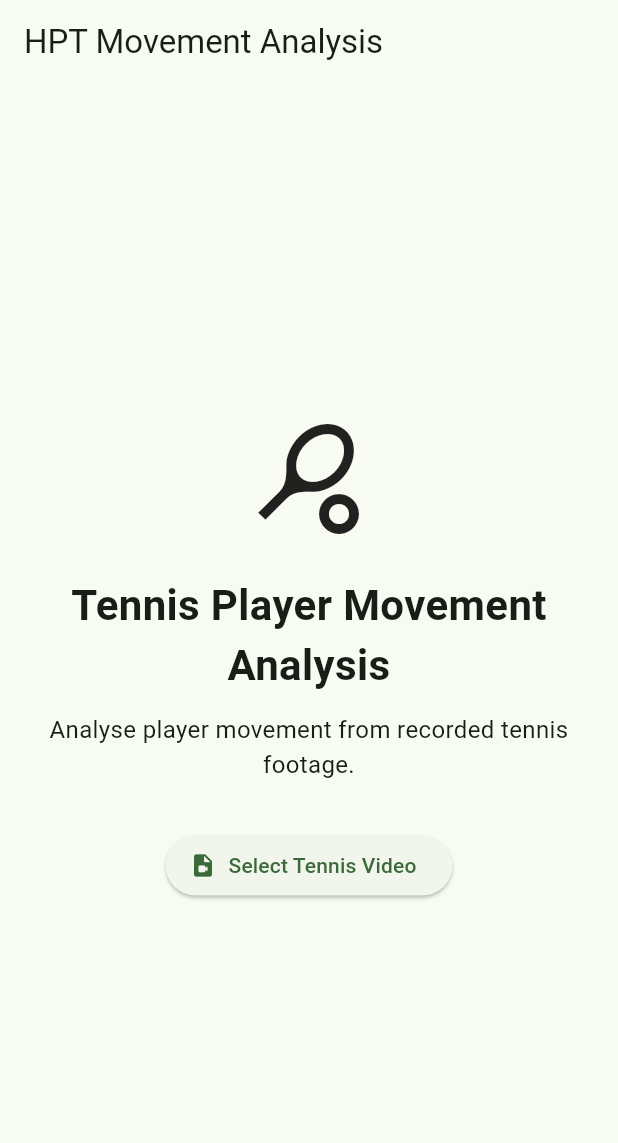
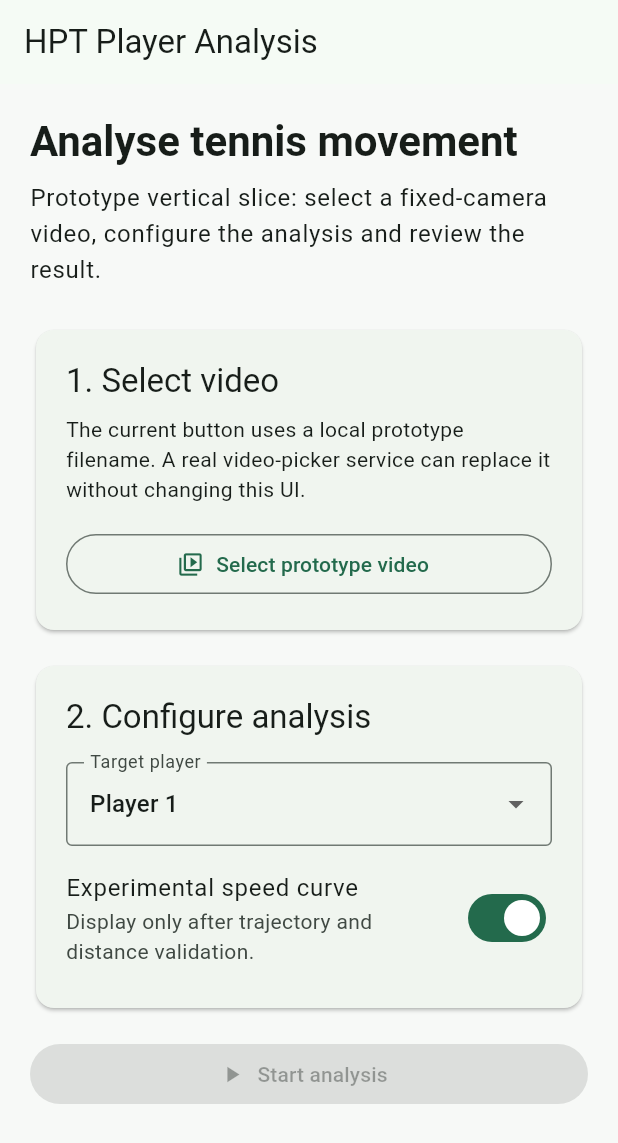
Before and after one commit to Soumikdeb123/HPT-Movement-Analysis, a Flutter app: the screen it shows after launch, on a phone screen of 412 x 824 dp. Shown: the top 1143 px of the screen. Run offline on Flutter 3.47's test engine with Material 3 defaults, Android fonts, the phone set to English and light mode, and no system bars.

Commit message:
Add files via upload

```diff
--- /dev/null
+++ b/lib/app.dart
@@ -0,0 +1,18 @@
+import 'package:flutter/material.dart';
+
+import 'core/theme/app_theme.dart';
+import 'features/analysis/views/analysis_page.dart';
+
+class HptApp extends StatelessWidget {
+  const HptApp({super.key});
+
+  @override
+  Widget build(BuildContext context) {
+    return MaterialApp(
+      title: 'HPT Player Analysis',
+      debugShowCheckedModeBanner: false,
+      theme: AppTheme.light,
+      home: const AnalysisPage(),
+    );
+  }
+}
--- /dev/null
+++ b/lib/core/theme/app_theme.dart
@@ -0,0 +1,26 @@
+import 'package:flutter/material.dart';
+
+abstract final class AppTheme {
+  static const _brandGreen = Color(0xFF146B4A);
+
+  static ThemeData get light {
+    final colorScheme = ColorScheme.fromSeed(
+      seedColor: _brandGreen,
+      brightness: Brightness.light,
+    );
+
+    return ThemeData(
+      useMaterial3: true,
+      colorScheme: colorScheme,
+      scaffoldBackgroundColor: const Color(0xFFF7F9F7),
+      appBarTheme: AppBarTheme(
+        backgroundColor: colorScheme.surface,
+        foregroundColor: colorScheme.onSurface,
+        centerTitle: false,
+      ),
+      inputDecorationTheme: const InputDecorationTheme(
+        border: OutlineInputBorder(),
+      ),
+    );
+  }
+}
--- /dev/null
+++ b/lib/features/analysis/models/analysis_request.dart
@@ -0,0 +1,11 @@
+class AnalysisRequest {
+  const AnalysisRequest({
+    required this.videoPath,
+    required this.playerLabel,
+    required this.includeExperimentalSpeed,
+  });
+
+  final String videoPath;
+  final String playerLabel;
+  final bool includeExperimentalSpeed;
+}
--- /dev/null
+++ b/lib/features/analysis/models/analysis_result.dart
@@ -0,0 +1,19 @@
+class AnalysisResult {
+  const AnalysisResult({
+    required this.distanceMetres,
+    required this.averageSpeedKmh,
+    required this.peakSpeedKmh,
+    required this.speedSamples,
+    required this.isPrototype,
+    this.heatmapPath,
+    this.annotatedVideoPath,
+  });
+
+  final double distanceMetres;
+  final double averageSpeedKmh;
+  final double peakSpeedKmh;
+  final List<double> speedSamples;
+  final bool isPrototype;
+  final String? heatmapPath;
+  final String? annotatedVideoPath;
+}
--- /dev/null
+++ b/lib/features/analysis/repositories/analysis_gateway.dart
@@ -0,0 +1,11 @@
+import '../models/analysis_request.dart';
+import '../models/analysis_result.dart';
+
+typedef ProgressCallback = void Function(double progress);
+
+abstract interface class AnalysisGateway {
+  Future<AnalysisResult> analyseVideo(
+    AnalysisRequest request, {
+    required ProgressCallback onProgress,
+  });
+}
--- /dev/null
+++ b/lib/features/analysis/view_models/analysis_view_model.dart
@@ -0,0 +1,86 @@
+import 'package:flutter/foundation.dart';
+
+import '../models/analysis_request.dart';
+import '../models/analysis_result.dart';
+import '../repositories/analysis_gateway.dart';
+
+enum AnalysisStatus { idle, videoSelected, processing, completed, failed }
+
+class AnalysisViewModel extends ChangeNotifier {
+  AnalysisViewModel(this._gateway);
+
+  final AnalysisGateway _gateway;
+
+  AnalysisStatus status = AnalysisStatus.idle;
+  String? videoPath;
+  String selectedPlayer = 'Player 1';
+  bool includeExperimentalSpeed = true;
+  double progress = 0;
+  AnalysisResult? result;
+  String? errorMessage;
+
+  bool get isProcessing => status == AnalysisStatus.processing;
+
+  bool get canStart => videoPath != null && !isProcessing;
+
+  void selectPrototypeVideo() {
+    videoPath = 'sample_tennis_match.mp4';
+    status = AnalysisStatus.videoSelected;
+    result = null;
+    errorMessage = null;
+    notifyListeners();
+  }
+
+  void selectPlayer(String? player) {
+    if (player == null || player == selectedPlayer) return;
+    selectedPlayer = player;
+    notifyListeners();
+  }
+
+  void setExperimentalSpeed(bool enabled) {
+    includeExperimentalSpeed = enabled;
+    notifyListeners();
+  }
+
+  Future<void> startAnalysis() async {
+    final selectedVideo = videoPath;
+    if (selectedVideo == null || isProcessing) return;
+
+    status = AnalysisStatus.processing;
+    progress = 0;
+    result = null;
+    errorMessage = null;
+    notifyListeners();
+
+    try {
+      result = await _gateway.analyseVideo(
+        AnalysisRequest(
+          videoPath: selectedVideo,
+          playerLabel: selectedPlayer,
+          includeExperimentalSpeed: includeExperimentalSpeed,
+        ),
+        onProgress: (value) {
+          progress = value.clamp(0, 1);
+          notifyListeners();
+        },
+      );
+      status = AnalysisStatus.completed;
+    } on Object {
+      status = AnalysisStatus.failed;
+      errorMessage = 'Analysis failed. Please try again.';
+    }
+
+    notifyListeners();
+  }
+
+  void reset() {
+    status = AnalysisStatus.idle;
+    videoPath = null;
+    selectedPlayer = 'Player 1';
+    includeExperimentalSpeed = true;
+    progress = 0;
+    result = null;
+    errorMessage = null;
+    notifyListeners();
+  }
+}
--- /dev/null
+++ b/lib/features/analysis/views/analysis_page.dart
@@ -0,0 +1,393 @@
+import 'package:flutter/material.dart';
+
+import '../models/analysis_result.dart';
+import '../repositories/analysis_gateway.dart';
+import '../repositories/mock_analysis_gateway.dart';
+import '../view_models/analysis_view_model.dart';
+
+class AnalysisPage extends StatefulWidget {
+  const AnalysisPage({super.key, this.gateway});
+
+  final AnalysisGateway? gateway;
+
+  @override
+  State<AnalysisPage> createState() => _AnalysisPageState();
+}
+
+class _AnalysisPageState extends State<AnalysisPage> {
+  late final AnalysisViewModel viewModel;
+
+  @override
+  void initState() {
+    super.initState();
+    viewModel = AnalysisViewModel(
+      widget.gateway ?? const MockAnalysisGateway(),
+    );
+  }
+
+  @override
+  void dispose() {
+    viewModel.dispose();
+    super.dispose();
+  }
+
+  @override
+  Widget build(BuildContext context) {
+    return AnimatedBuilder(
+      animation: viewModel,
+      builder: (context, child) {
+        return Scaffold(
+          appBar: AppBar(title: const Text('HPT Player Analysis')),
+          body: SafeArea(
+            child: ListView(
+              padding: const EdgeInsets.all(20),
+              children: [
+                Center(
+                  child: ConstrainedBox(
+                    constraints: const BoxConstraints(maxWidth: 900),
+                    child: Column(
+                      crossAxisAlignment: CrossAxisAlignment.stretch,
+                      children: [
+                        Text(
+                          'Analyse tennis movement',
+                          style: Theme.of(context).textTheme.headlineMedium
+                              ?.copyWith(fontWeight: FontWeight.bold),
+                        ),
+                        const SizedBox(height: 8),
+                        Text(
+                          'Prototype vertical slice: select a fixed-camera '
+                          'video, configure the analysis and review the result.',
+                          style: Theme.of(context).textTheme.bodyLarge,
+                        ),
+                        const SizedBox(height: 24),
+                        _VideoCard(viewModel: viewModel),
+                        const SizedBox(height: 16),
+                        _OptionsCard(viewModel: viewModel),
+                        const SizedBox(height: 16),
+                        FilledButton.icon(
+                          key: const Key('start-analysis-button'),
+                          onPressed: viewModel.canStart
+                              ? viewModel.startAnalysis
+                              : null,
+                          icon: const Icon(Icons.play_arrow),
+                          label: const Text('Start analysis'),
+                        ),
+                        if (viewModel.isProcessing) ...[
+                          const SizedBox(height: 24),
+                          _ProgressPanel(progress: viewModel.progress),
+                        ],
+                        if (viewModel.status == AnalysisStatus.completed) ...[
+                          const SizedBox(height: 24),
+                          _ResultsPanel(result: viewModel.result!),
+                          const SizedBox(height: 8),
+                          TextButton(
+                            onPressed: viewModel.reset,
+                            child: const Text('Analyse another video'),
+                          ),
+                        ],
+                        if (viewModel.status == AnalysisStatus.failed) ...[
+                          const SizedBox(height: 24),
+                          _ErrorPanel(
+                            message:
+                                viewModel.errorMessage ??
+                                'An unexpected error occurred.',
+                          ),
+                        ],
+                      ],
+                    ),
+                  ),
+                ),
+              ],
+            ),
+          ),
+        );
+      },
+    );
+  }
+}
+
+class _VideoCard extends StatelessWidget {
+  const _VideoCard({required this.viewModel});
+
+  final AnalysisViewModel viewModel;
+
+  @override
+  Widget build(BuildContext context) {
+    return Card(
+      child: Padding(
+        padding: const EdgeInsets.all(20),
+        child: Column(
+          crossAxisAlignment: CrossAxisAlignment.stretch,
+          children: [
+            Text(
+              '1. Select video',
+              style: Theme.of(context).textTheme.titleLarge,
+            ),
+            const SizedBox(height: 8),
+            const Text(
+              'The current button uses a local prototype filename. A real '
+              'video-picker service can replace it without changing this UI.',
+            ),
+            const SizedBox(height: 16),
+            OutlinedButton.icon(
+              key: const Key('select-video-button'),
+              onPressed: viewModel.isProcessing
+                  ? null
+                  : viewModel.selectPrototypeVideo,
+              icon: const Icon(Icons.video_library_outlined),
+              label: const Text('Select prototype video'),
+            ),
+            if (viewModel.videoPath != null) ...[
+              const SizedBox(height: 12),
+              ListTile(
+                contentPadding: EdgeInsets.zero,
+                leading: const Icon(Icons.movie_outlined),
+                title: Text(viewModel.videoPath!),
+                subtitle: const Text('Ready for prototype analysis'),
+              ),
+            ],
+          ],
+        ),
+      ),
+    );
+  }
+}
+
+class _OptionsCard extends StatelessWidget {
+  const _OptionsCard({required this.viewModel});
+
+  final AnalysisViewModel viewModel;
+
+  @override
+  Widget build(BuildContext context) {
+    return Card(
+      child: Padding(
+        padding: const EdgeInsets.all(20),
+        child: Column(
+          crossAxisAlignment: CrossAxisAlignment.stretch,
+          children: [
+            Text(
+              '2. Configure analysis',
+              style: Theme.of(context).textTheme.titleLarge,
+            ),
+            const SizedBox(height: 16),
+            DropdownButtonFormField<String>(
+              key: const Key('player-selector'),
+              initialValue: viewModel.selectedPlayer,
+              decoration: const InputDecoration(labelText: 'Target player'),
+              items: const [
+                DropdownMenuItem(value: 'Player 1', child: Text('Player 1')),
+                DropdownMenuItem(value: 'Player 2', child: Text('Player 2')),
+              ],
+              onChanged: viewModel.isProcessing ? null : viewModel.selectPlayer,
+            ),
+            const SizedBox(height: 8),
+            SwitchListTile(
+              contentPadding: EdgeInsets.zero,
+              title: const Text('Experimental speed curve'),
+              subtitle: const Text(
+                'Display only after trajectory and distance validation.',
+              ),
+              value: viewModel.includeExperimentalSpeed,
+              onChanged: viewModel.isProcessing
+                  ? null
+                  : viewModel.setExperimentalSpeed,
+            ),
+          ],
+        ),
+      ),
+    );
+  }
+}
+
+class _ProgressPanel extends StatelessWidget {
+  const _ProgressPanel({required this.progress});
+
+  final double progress;
+
+  @override
+  Widget build(BuildContext context) {
+    final percentage = (progress * 100).round();
+
+    return Semantics(
+      label: 'Analysis progress',
+      value: '$percentage percent',
+      child: Card(
+        child: Padding(
+          padding: const EdgeInsets.all(20),
+          child: Column(
+            crossAxisAlignment: CrossAxisAlignment.stretch,
+            children: [
+              Text(
+                'Processing video: $percentage%',
+                style: Theme.of(context).textTheme.titleMedium,
+              ),
+              const SizedBox(height: 12),
+              LinearProgressIndicator(value: progress),
+              const SizedBox(height: 8),
+              const Text('Keep this screen open while analysis is running.'),
+            ],
+          ),
+        ),
+      ),
+    );
+  }
+}
+
+class _ResultsPanel extends StatelessWidget {
+  const _ResultsPanel({required this.result});
+
+  final AnalysisResult result;
+
+  @override
+  Widget build(BuildContext context) {
+    return Card(
+      key: const Key('analysis-results'),
+      child: Padding(
+        padding: const EdgeInsets.all(20),
+        child: Column(
+          crossAxisAlignment: CrossAxisAlignment.stretch,
+          children: [
+            Row(
+              children: [
+                Expanded(
+                  child: Text(
+                    'Prototype results',
+                    style: Theme.of(context).textTheme.titleLarge,
+                  ),
+                ),
+                if (result.isPrototype) const Chip(label: Text('Mock data')),
+              ],
+            ),
+            const SizedBox(height: 16),
+            LayoutBuilder(
+              builder: (context, constraints) {
+                final cardWidth = constraints.maxWidth >= 620
+                    ? (constraints.maxWidth - 12) / 2
+                    : constraints.maxWidth;
+
+                return Wrap(
+                  spacing: 12,
+                  runSpacing: 12,
+                  children: [
+                    SizedBox(
+                      width: cardWidth,
+                      child: _MetricTile(
+                        label: 'Total distance',
+                        value: '${result.distanceMetres.toStringAsFixed(1)} m',
+                        icon: Icons.route_outlined,
+                      ),
+                    ),
+                    SizedBox(
+                      width: cardWidth,
+                      child: _MetricTile(
+                        label: 'Trajectory',
+                        value: 'Mock path available',
+                        icon: Icons.timeline_outlined,
+                      ),
+                    ),
+                    if (result.speedSamples.isNotEmpty) ...[
+                      SizedBox(
+                        width: cardWidth,
+                        child: _MetricTile(
+                          label: 'Average speed',
+                          value:
+                              '${result.averageSpeedKmh.toStringAsFixed(1)} km/h',
+                          icon: Icons.speed_outlined,
+                        ),
+                      ),
+                      SizedBox(
+                        width: cardWidth,
+                        child: _MetricTile(
+                          label: 'Peak speed',
+                          value:
+                              '${result.peakSpeedKmh.toStringAsFixed(1)} km/h',
+                          icon: Icons.bolt_outlined,
+                        ),
+                      ),
+                    ],
+                  ],
+                );
+              },
+            ),
+            const SizedBox(height: 16),
+            const ListTile(
+              contentPadding: EdgeInsets.zero,
+              leading: Icon(Icons.grid_view_outlined),
+              title: Text('Heatmap'),
+              subtitle: Text('Awaiting backend image output'),
+            ),
+            const ListTile(
+              contentPadding: EdgeInsets.zero,
+              leading: Icon(Icons.ondemand_video_outlined),
+              title: Text('Annotated video'),
+              subtitle: Text('Awaiting backend video output'),
+            ),
+          ],
+        ),
+      ),
+    );
+  }
+}
+
+class _MetricTile extends StatelessWidget {
+  const _MetricTile({
+    required this.label,
+    required this.value,
+    required this.icon,
+  });
+
+  final String label;
+  final String value;
+  final IconData icon;
+
+  @override
+  Widget build(BuildContext context) {
+    return DecoratedBox(
+      decoration: BoxDecoration(
+        color: Theme.of(context).colorScheme.surfaceContainerHighest,
+        borderRadius: BorderRadius.circular(12),
+      ),
+      child: Padding(
+        padding: const EdgeInsets.all(16),
+        child: Row(
+          children: [
+            Icon(icon),
+            const SizedBox(width: 12),
+            Expanded(
+              child: Column(
+                crossAxisAlignment: CrossAxisAlignment.start,
+                children: [
+                  Text(label),
+                  const SizedBox(height: 4),
+                  Text(value, style: Theme.of(context).textTheme.titleMedium),
+                ],
+              ),
+            ),
+          ],
+        ),
+      ),
+    );
+  }
+}
+
+class _ErrorPanel extends StatelessWidget {
+  const _ErrorPanel({required this.message});
+
+  final String message;
+
+  @override
+  Widget build(BuildContext context) {
+    return Card(
+      color: Theme.of(context).colorScheme.errorContainer,
+      child: ListTile(
+        leading: Icon(
+          Icons.error_outline,
+          color: Theme.of(context).colorScheme.onErrorContainer,
+        ),
+        title: const Text('Analysis failed'),
+        subtitle: Text(message),
+      ),
+    );
+  }
+}
--- a/lib/main.dart
+++ b/lib/main.dart
@@ -1,82 +1,7 @@
 import 'package:flutter/material.dart';
 
+import 'app.dart';
+
 void main() {
-  runApp(const HPTApp());
+  runApp(const HptApp());
 }
-
-class HPTApp extends StatelessWidget {
-  const HPTApp({super.key});
-
-  @override
-  Widget build(BuildContext context) {
-    return MaterialApp(
-      debugShowCheckedModeBanner: false,
-      title: 'HPT Movement Analysis',
-      theme: ThemeData(
-        useMaterial3: true,
-        colorScheme: ColorScheme.fromSeed(
-          seedColor: Colors.green,
-        ),
-      ),
-      home: const HomeScreen(),
-    );
-  }
-}
-
-class HomeScreen extends StatelessWidget {
-  const HomeScreen({super.key});
-
-  @override
-  Widget build(BuildContext context) {
-    return Scaffold(
-      appBar: AppBar(
-        title: const Text('HPT Movement Analysis'),
-      ),
-      body: Center(
-        child: Padding(
-          padding: const EdgeInsets.all(24),
-          child: Column(
-            mainAxisAlignment: MainAxisAlignment.center,
-            children: [
-              const Icon(
-                Icons.sports_tennis,
-                size: 80,
-              ),
-
-              const SizedBox(height: 24),
-
-              const Text(
-                'Tennis Player Movement Analysis',
-                textAlign: TextAlign.center,
-                style: TextStyle(
-                  fontSize: 28,
-                  fontWeight: FontWeight.bold,
-                ),
-              ),
-
-              const SizedBox(height: 12),
-
-              const Text(
-                'Analyse player movement from recorded tennis footage.',
-                textAlign: TextAlign.center,
-                style: TextStyle(
-                  fontSize: 16,
-                ),
-              ),
-
-              const SizedBox(height: 32),
-
-              ElevatedButton.icon(
-                onPressed: () {
-                  debugPrint('Select Tennis Video pressed');
-                },
-                icon: const Icon(Icons.video_file),
-                label: const Text('Select Tennis Video'),
-              ),
-            ],
-          ),
-        ),
-      ),
-    );
-  }
-}
```
Also changed, not shown: lib/features/analysis/repositories/mock_analysis_gateway.dart (added, +28 -0 lines).
